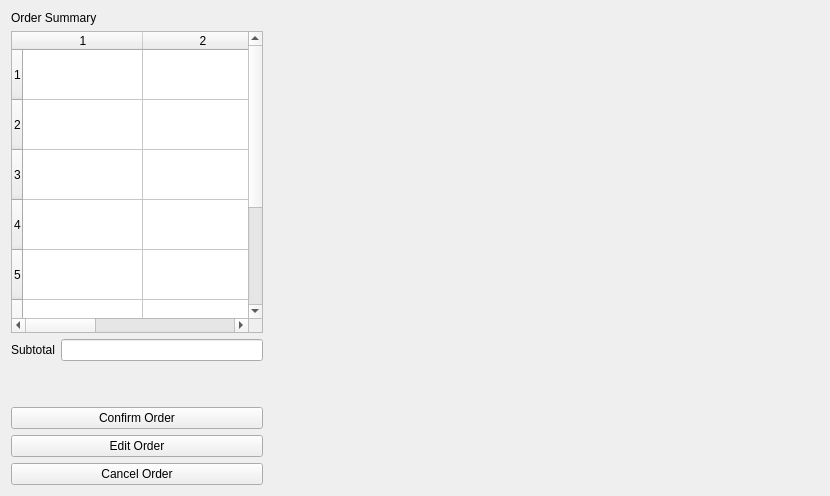
Qt form menuwidget.ui (jwannamaker/CS1D_FastFoodProject) before a commit.
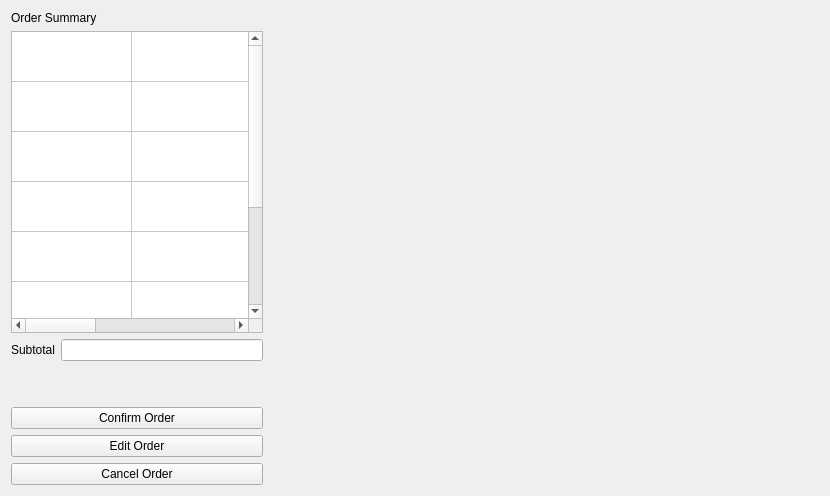
The same form after that commit.

Commit message:
updated menu widget
remove vertical and horizontal header in qtablewidget

```diff
--- a/menuwidget.ui
+++ b/menuwidget.ui
@@ -33,12 +33,18 @@
          <property name="columnCount">
           <number>3</number>
          </property>
+         <attribute name="horizontalHeaderVisible">
+          <bool>false</bool>
+         </attribute>
          <attribute name="horizontalHeaderDefaultSectionSize">
           <number>120</number>
          </attribute>
          <attribute name="horizontalHeaderStretchLastSection">
           <bool>false</bool>
          </attribute>
+         <attribute name="verticalHeaderVisible">
+          <bool>false</bool>
+         </attribute>
          <attribute name="verticalHeaderDefaultSectionSize">
           <number>50</number>
          </attribute>
```
